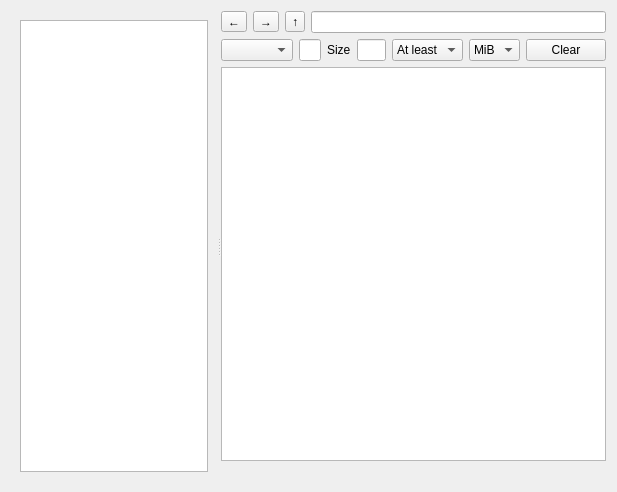
Old version of the form eiskaltdcpp-qt/ui/UIShareBrowser.ui in the repository adrianov/eiskaltdcpp.
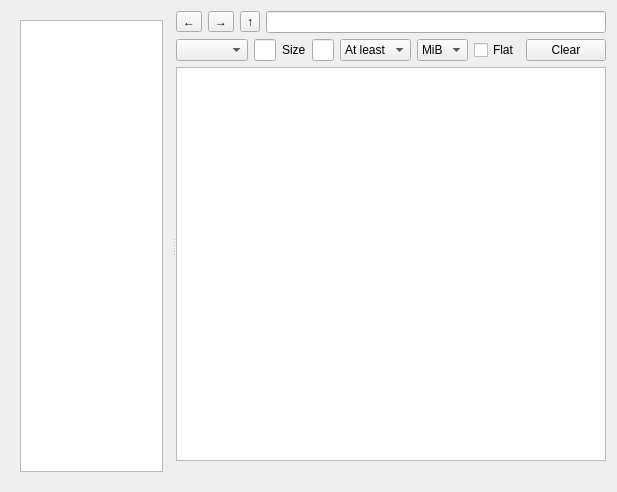
New version of the form. Custom widgets are drawn as their Qt base class.

Commit message: feat: add flat file list mode to share browser with Path column

The edit to the form file:
```diff
--- a/eiskaltdcpp-qt/ui/UIShareBrowser.ui
+++ b/eiskaltdcpp-qt/ui/UIShareBrowser.ui
@@ -244,6 +244,16 @@
             </item>
            </widget>
           </item>
+          <item>
+           <widget class="QCheckBox" name="checkBox_FLAT">
+            <property name="toolTip">
+             <string>List all files under the current folder in one table with a Path column (no folder tree)</string>
+            </property>
+            <property name="text">
+             <string>Flat</string>
+            </property>
+           </widget>
+          </item>
           <item>
            <widget class="QPushButton" name="pushButton_CLEAR">
             <property name="text">
```
The commit also changes 17 other files.
